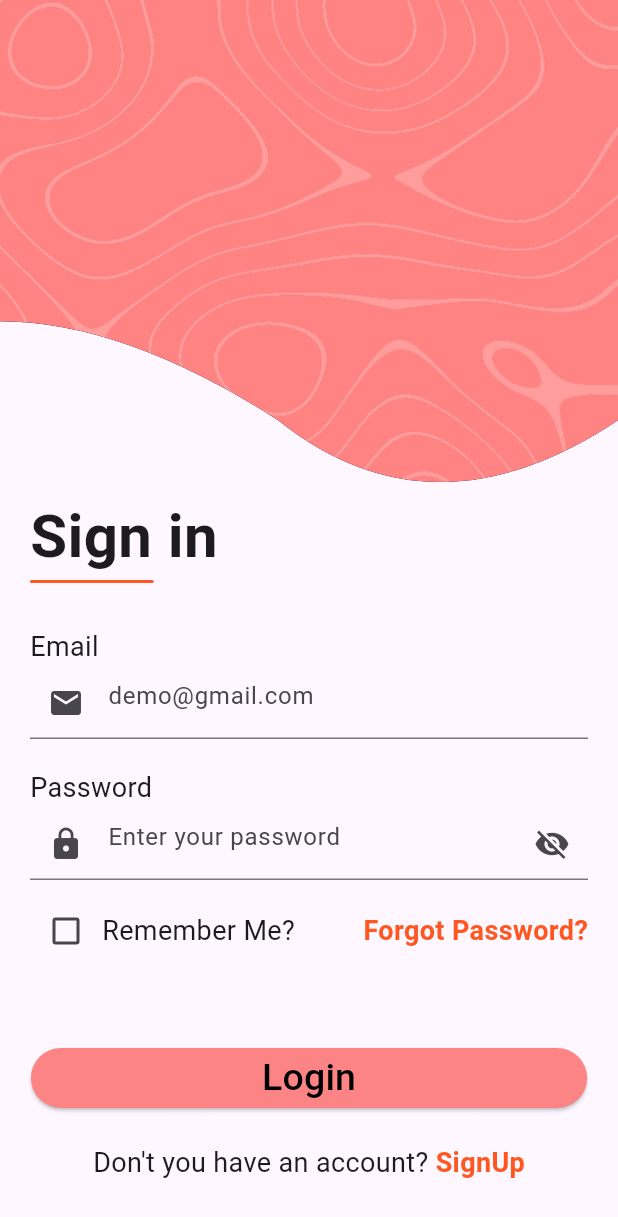
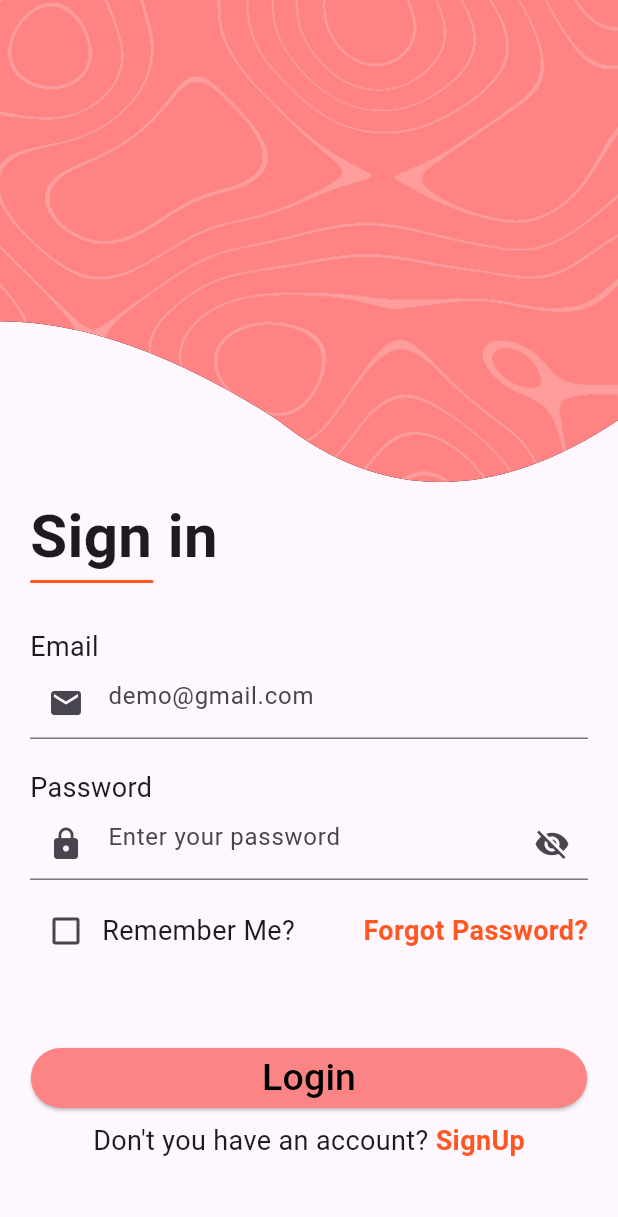
Before and after one commit to SerujanSatkunanathan/login_screen_assignment, a Flutter app: the screen it shows after launch, after a tap on "Continue", on a phone screen of 412 x 824 dp. Shown: the top 1217 px of the screen. Run offline on Flutter 3.47's test engine with Material 3 defaults, Android fonts, the phone set to English and light mode, and no system bars; our stand-ins replace flutter_svg.

Commit message:
changes in sized box

```diff
--- a/lib/Screens/login_screen.dart
+++ b/lib/Screens/login_screen.dart
@@ -167,7 +167,7 @@ class _LoginScreenState extends State<LoginScreen> {
                               ),
                             ),
                           ),
-                          const SizedBox(height: 20),
+                          const SizedBox(height: 5),
                           Row(
                             mainAxisAlignment: MainAxisAlignment.center,
                             children: [
```
